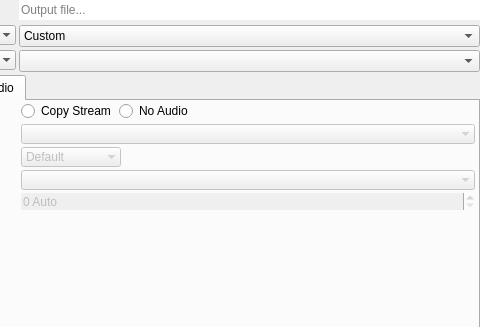
The window that DuFFMpeg/outputwidget.ui (RxLaboratory/DuME) describes before a commit, drawn with Qt 5; both pictures show x 84 to 564 and y 0 to 327 of the 564 by 469 pixel window.
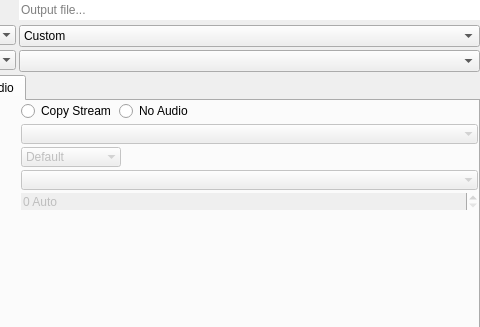
The same window after the commit. The open tabs and pages were chosen to show the change.

What changed in the file:
```diff
--- a/DuFFMpeg/outputwidget.ui
+++ b/DuFFMpeg/outputwidget.ui
@@ -234,7 +234,7 @@
         <x>0</x>
         <y>0</y>
         <width>564</width>
-        <height>397</height>
+        <height>395</height>
        </rect>
       </property>
       <layout class="QVBoxLayout" name="verticalLayout" stretch="1,0">
@@ -1039,7 +1039,7 @@
                <number>0</number>
               </property>
               <property name="rightMargin">
-               <number>3</number>
+               <number>0</number>
               </property>
               <property name="bottomMargin">
                <number>0</number>
```
Left out of the diff: 4 changed lines with no effect on the pictures.
